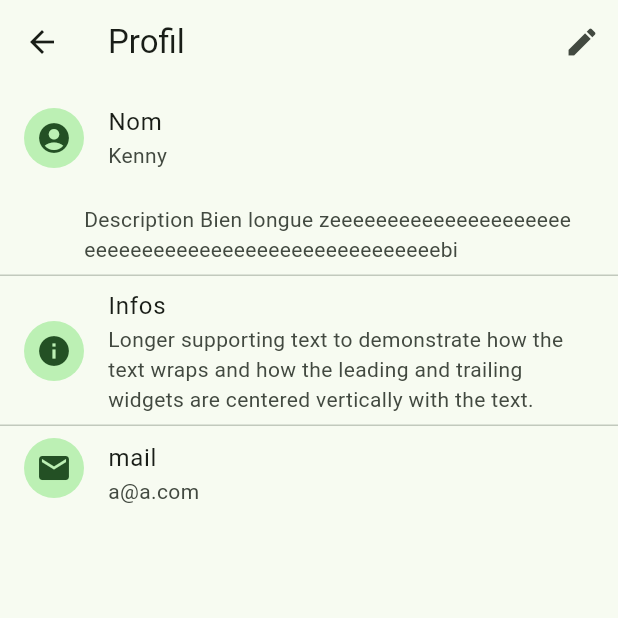
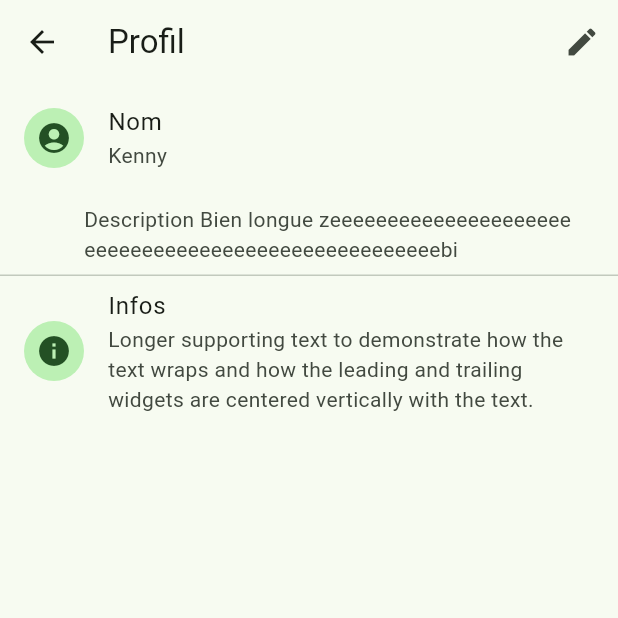
Before and after one commit to bingchillin/4MOC-Flutter-Archi-Firebase, a Flutter app: the ProfilScreen screen opened by its route, on a phone screen of 412 x 824 dp, the top half of it. Run offline on Flutter 3.47's test engine with Material 3 defaults, Android fonts, the phone set to English and light mode, and no system bars; our stand-ins replace bloc, cloud_firestore, equatable, firebase_auth, firebase_core, flutter_bloc; accounts and stored records are empty.

Commit message:
Update profil_screen.dart

```diff
--- a/lib/profil_screen/profil_screen.dart
+++ b/lib/profil_screen/profil_screen.dart
@@ -53,41 +53,24 @@ class UserProfilWidget extends StatelessWidget {
               children: [
                 ListTile(
                   leading: const CircleAvatar(child: Icon(Icons.account_circle_rounded)),
-                  title: isEditing
-                      ? TextField(controller: TextEditingController(text: 'Kenny'))
-                      : const Text('Nom'),
+                  title:  const Text('Nom'),
                   subtitle: isEditing
                       ? TextField(controller: TextEditingController(text: 'Kenny'))
                       : const Text('Kenny'),
                 ),
-                ListTile(
-                  leading: const CircleAvatar(radius: 0),
-                  subtitle: isEditing
-                      ? TextField(controller: TextEditingController(text: "Description Bien longue zeeeeeeeeeeeeeeeeeeeeeeeeeeeeeeeeeeeeeeeeeeeeeeeeeeeebi"))
-                      : const Text("Description Bien longue zeeeeeeeeeeeeeeeeeeeeeeeeeeeeeeeeeeeeeeeeeeeeeeeeeeeebi"),
+                const ListTile(
+                  leading: CircleAvatar(radius: 0),
+                  subtitle: Text("Description Bien longue zeeeeeeeeeeeeeeeeeeeeeeeeeeeeeeeeeeeeeeeeeeeeeeeeeeeebi"),
                 ),
               ],
             ),
             const Divider(height: 0),
             ListTile(
               leading: const CircleAvatar(child: Icon(Icons.info)),
-              title: isEditing
-                  ? TextField(controller: TextEditingController(text: 'Infos'))
-                  : const Text('Infos'),
+              title: const Text('Infos'),
               subtitle: isEditing
                   ? TextField(controller: TextEditingController(text: 'Longer supporting text to demonstrate how the text wraps and how the leading and trailing widgets are centered vertically with the text.'))
                   : const Text('Longer supporting text to demonstrate how the text wraps and how the leading and trailing widgets are centered vertically with the text.'),
-            ),
-            const Divider(height: 0),
-            ListTile(
-              leading: const CircleAvatar(child: Icon(Icons.email)),
-              title: isEditing
-                  ? TextField(controller: TextEditingController(text: 'mail'))
-                  : const Text('mail'),
-              subtitle: isEditing
-                  ? TextField(controller: TextEditingController(text: "a@a.com"))
-                  : const Text("a@a.com"),
-              isThreeLine: true,
             ),
           ],
         );
```
